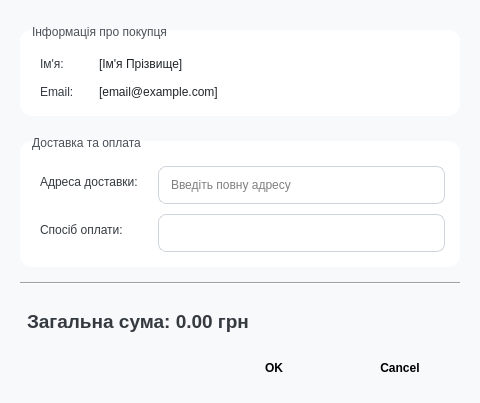
Old version of the form dialogs/checkoutdialog.ui in the repository Defenderest/SQL_QT_Library.
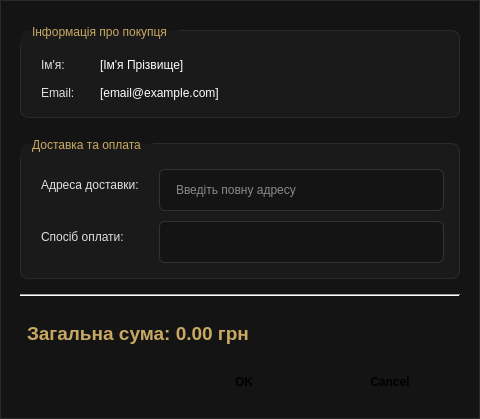
New version of the form.

Patch:
```diff
--- a/dialogs/checkoutdialog.ui
+++ b/dialogs/checkoutdialog.ui
@@ -16,52 +16,58 @@
   <property name="styleSheet">
    <string notr="true">
 QDialog#CheckoutDialog {
-    background-color: #f8f9fa;
+    background-color: #141414;
+    border: 1px solid #2a2a2a;
 }
 
 QGroupBox {
-    border: none;
+    border: 1px solid #2a2a2a;
     margin-top: 10px;
     padding-top: 15px;
-    background-color: #ffffff;
-    border-radius: 12px; /* Збільшено заокруглення */
+    background-color: #1a1a1a;
+    border-radius: 8px;
 }
 
 QGroupBox::title {
     subcontrol-origin: margin;
     subcontrol-position: top left;
     padding: 5px 10px;
-    color: #495057;
+    color: #c9a962;
     font-weight: bold;
 }
 
 QLabel {
-    color: #343a40;
+    color: #e0e0e0;
     padding: 2px;
+    background: transparent;
 }
 
 QLabel#nameLabel, QLabel#emailLabel {
     font-weight: normal;
-    color: #212529;
+    color: #ffffff;
 }
 
 QLineEdit, QComboBox {
-    padding: 8px 10px;
-    border: 1px solid #ced4da;
-    border-radius: 8px; /* Збільшено заокруглення */
-    background-color: #ffffff;
-    color: #000000; /* Змінено колір тексту на чорний */
+    padding: 10px 14px;
+    border: 1px solid #333333;
+    border-radius: 6px;
+    background-color: #141414;
+    color: #ffffff;
     min-height: 20px;
 }
 
 QLineEdit:focus, QComboBox:focus {
-    border-color: #adb5bd; /* Сірий колір рамки при фокусі */
-    outline: 0;
-    box-shadow: 0 0 0 0.2rem rgba(173, 181, 189, 0.25); /* Сіра тінь при фокусі */
+    border-color: #c9a962;
+    background-color: #1f1f1f;
+}
+
+QLineEdit::placeholder {
+    color: #666666;
 }
 
 QComboBox::drop-down {
     border: none;
+    width: 30px;
 }
 
 QComboBox::down-arrow {
@@ -72,22 +78,22 @@
 QLabel#totalAmountLabel {
     font-size: 14pt;
     font-weight: bold;
-    color: #343a40; /* Темно-сірий колір замість синього */
+    color: #c9a962;
     padding-top: 10px;
     padding-bottom: 5px;
 }
 
 QDialogButtonBox QPushButton {
-    padding: 8px 20px;
-    border-radius: 8px; /* Збільшено заокруглення */
-    font-weight: bold;
-    min-width: 80px;
+    padding: 10px 20px;
+    border-radius: 6px;
+    font-weight: 600;
+    min-width: 100px;
 }
 
 QDialogButtonBox QPushButton[text="OK"] {
-    background-color: #6c757d; /* Сірий фон */
-    color: white;
-    border: 1px solid #6c757d;
+    background-color: #c9a962;
+    color: #0d0d0d;
+    border: 1px solid #c9a962;
 }
 QDialogButtonBox QPushButton[text="OK"]:hover {
     background-color: #5a6268; /* Темніший сірий при наведенні */
@@ -99,9 +105,9 @@
 }
 
 QDialogButtonBox QPushButton[text="Cancel"] {
-    background-color: #f8f9fa;
-    color: #6c757d;
-    border: 1px solid #ced4da;
+    background-color: transparent;
+    color: #888888;
+    border: 1px solid #333333;
 }
 QDialogButtonBox QPushButton[text="Cancel"]:hover {
     background-color: #e2e6ea;
@@ -113,8 +119,8 @@
 }
 
 Line {
- background-color: #dee2e6;
- height: 1px;
+    background-color: #2a2a2a;
+    height: 1px;
 }</string>
   </property>
   <layout class="QVBoxLayout" name="verticalLayout" stretch="0,0,1,0,0,0">
```
Left out of the diff: 34 changed lines with no effect on the pictures.
